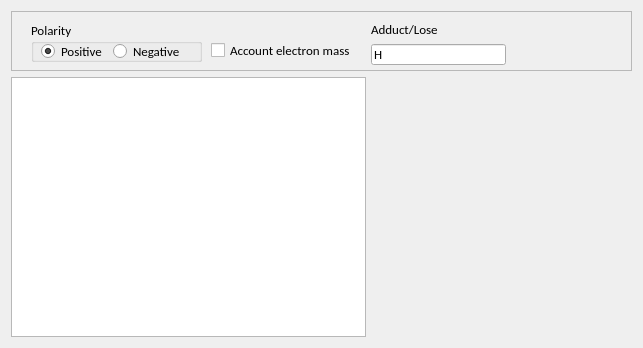
Before: the Qt Designer form src/libs/qtwidgets/isotopeform.ui in qtplatz/qtplatz, drawn with Qt 5.
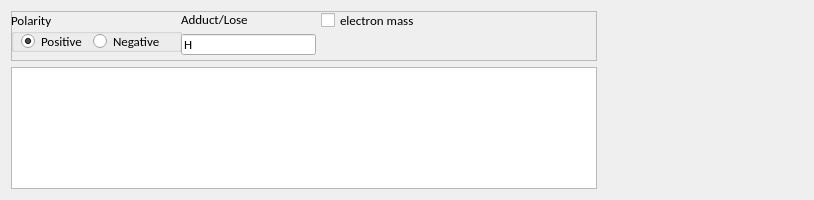
After: the same form once the commit is applied. Custom widgets are drawn as their Qt base class.

Patch:
```diff
--- a/src/libs/qtwidgets/isotopeform.ui
+++ b/src/libs/qtwidgets/isotopeform.ui
@@ -6,8 +6,8 @@
    <rect>
     <x>0</x>
     <y>0</y>
-    <width>643</width>
-    <height>348</height>
+    <width>814</width>
+    <height>200</height>
    </rect>
   </property>
   <property name="sizePolicy">
@@ -27,7 +27,7 @@
        <property name="minimumSize">
         <size>
          <width>0</width>
-         <height>60</height>
+         <height>50</height>
         </size>
        </property>
        <property name="font">
@@ -45,8 +45,8 @@
        <widget class="QGroupBox" name="groupBox">
         <property name="geometry">
          <rect>
-          <x>20</x>
-          <y>10</y>
+          <x>0</x>
+          <y>0</y>
           <width>171</width>
           <height>41</height>
          </rect>
@@ -54,7 +54,7 @@
         <property name="title">
          <string>Polarity</string>
         </property>
-        <widget class="QWidget" name="">
+        <widget class="QWidget" name="layoutWidget">
          <property name="geometry">
           <rect>
            <x>10</x>
@@ -87,21 +87,21 @@
        <widget class="QCheckBox" name="checkBox">
         <property name="geometry">
          <rect>
-          <x>200</x>
-          <y>30</y>
-          <width>148</width>
+          <x>310</x>
+          <y>0</y>
+          <width>111</width>
           <height>19</height>
          </rect>
         </property>
         <property name="text">
-         <string>Account electron mass</string>
+         <string>electron mass</string>
         </property>
        </widget>
-       <widget class="QWidget" name="">
+       <widget class="QWidget" name="layoutWidget">
         <property name="geometry">
          <rect>
-          <x>360</x>
-          <y>10</y>
+          <x>170</x>
+          <y>0</y>
           <width>135</width>
           <height>44</height>
          </rect>
@@ -130,20 +130,20 @@
        <item>
         <widget class="QTreeView" name="treeView"/>
        </item>
-       <item>
-        <widget class="qtwidgets::MolWidget" name="molwidget" native="true">
-         <property name="minimumSize">
-          <size>
-           <width>260</width>
-           <height>260</height>
-          </size>
-         </property>
-        </widget>
-       </item>
       </layout>
      </item>
     </layout>
    </item>
+   <item>
+    <widget class="qtwidgets::MolWidget" name="molwidget" native="true">
+     <property name="minimumSize">
+      <size>
+       <width>200</width>
+       <height>120</height>
+      </size>
+     </property>
+    </widget>
+   </item>
   </layout>
  </widget>
  <customwidgets>
```
